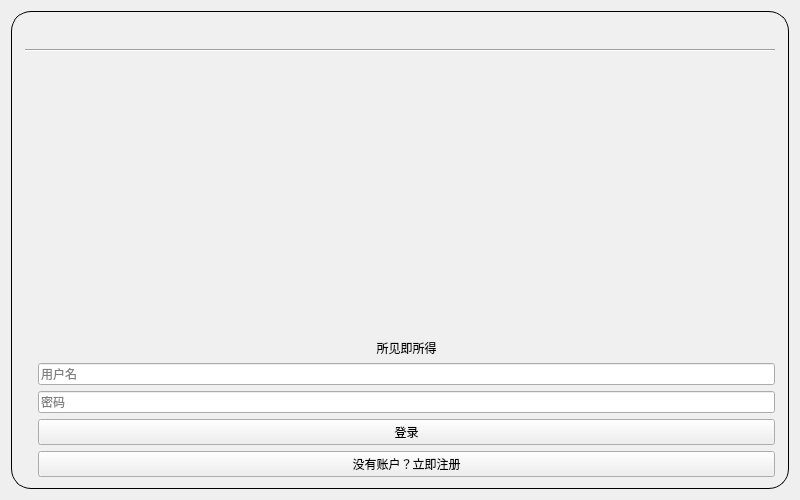
Old version of the form Templates/login.ui in the repository thetheorange/AiProject.
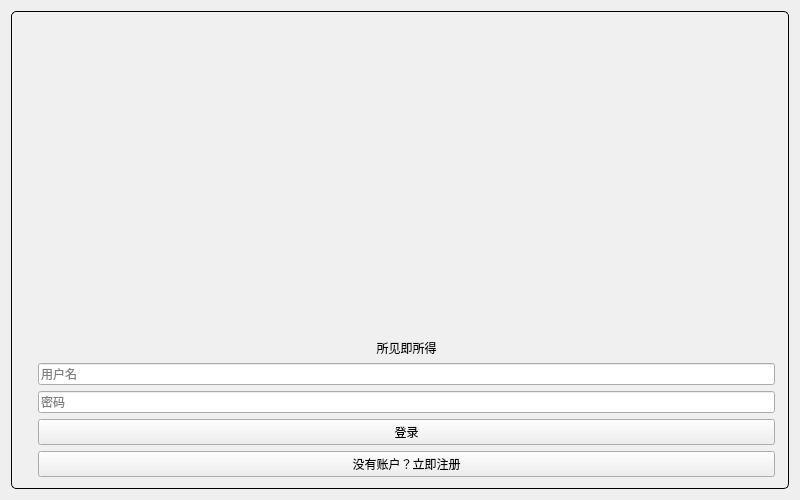
New version of the form. Custom widgets are drawn as their Qt base class.

Commit message: 美化登录窗口

```diff
--- a/Templates/login.ui
+++ b/Templates/login.ui
@@ -29,7 +29,7 @@
    <string notr="true">#frame.QFrame{
 	background-color: #f0f0f0;
 	border:1px solid black; 
-	border-radius:20px;   
+	border-radius:5px;   
 	padding:2px 4px; 
 
 }</string>
@@ -75,11 +75,7 @@
        </layout>
       </item>
       <item>
-       <widget class="Line" name="line">
-        <property name="orientation">
-         <enum>Qt::Horizontal</enum>
-        </property>
-       </widget>
+       <widget class="HorizontalSeparator" name="HorizontalSeparator"/>
       </item>
       <item>
        <layout class="QHBoxLayout" name="horizontalLayout_8">
@@ -187,6 +183,11 @@
    <extends>QPushButton</extends>
    <header>qfluentwidgets</header>
   </customwidget>
+  <customwidget>
+   <class>HorizontalSeparator</class>
+   <extends>QWidget</extends>
+   <header>qfluentwidgets</header>
+  </customwidget>
   <customwidget>
    <class>TitleLabel</class>
    <extends>QLabel</extends>
```
The commit also changes 1 other file.
